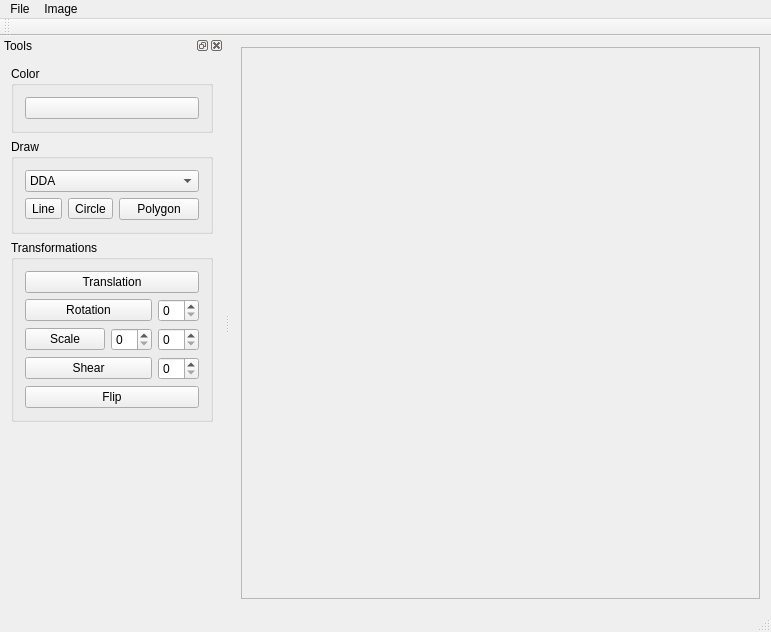
Before: the Qt Designer form src/ImageViewer.ui in Holikma/Computer_Graphics, drawn with Qt 5.
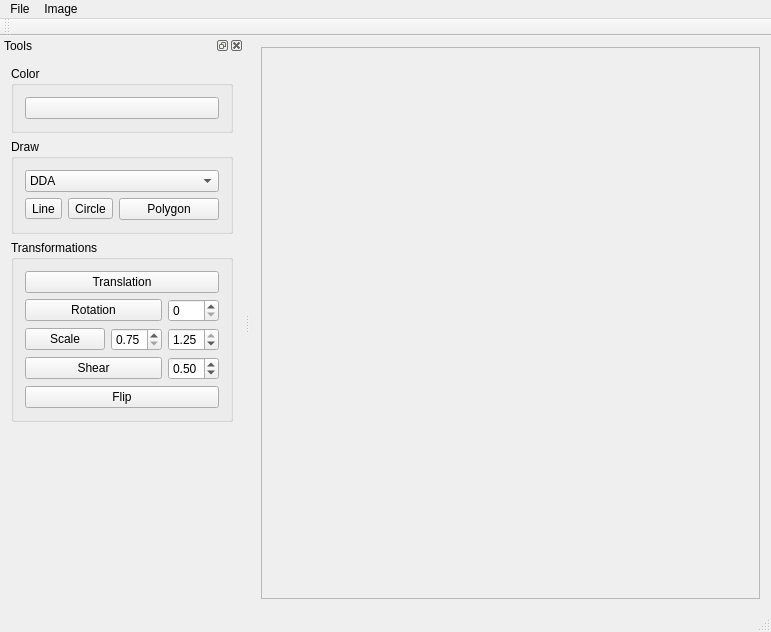
After: the same form once the commit is applied.

```diff
--- a/src/ImageViewer.ui
+++ b/src/ImageViewer.ui
@@ -37,7 +37,7 @@
         <rect>
          <x>0</x>
          <y>0</y>
-         <width>544</width>
+         <width>536</width>
          <height>557</height>
         </rect>
        </property>
@@ -201,15 +201,6 @@
           </property>
          </widget>
         </item>
-        <item row="5" column="2">
-         <widget class="QSpinBox" name="spinBox_4"/>
-        </item>
-        <item row="4" column="1">
-         <widget class="QSpinBox" name="spinBox_3"/>
-        </item>
-        <item row="4" column="2">
-         <widget class="QSpinBox" name="spinBox_2"/>
-        </item>
         <item row="2" column="2">
          <widget class="QSpinBox" name="spinBox"/>
         </item>
@@ -243,6 +234,57 @@
           </property>
          </widget>
         </item>
+        <item row="4" column="1">
+         <widget class="QDoubleSpinBox" name="doubleSpinBoxScaleX">
+          <property name="enabled">
+           <bool>true</bool>
+          </property>
+          <property name="minimum">
+           <double>0.750000000000000</double>
+          </property>
+          <property name="maximum">
+           <double>1.250000000000000</double>
+          </property>
+          <property name="singleStep">
+           <double>0.500000000000000</double>
+          </property>
+          <property name="value">
+           <double>0.750000000000000</double>
+          </property>
+         </widget>
+        </item>
+        <item row="4" column="2">
+         <widget class="QDoubleSpinBox" name="doubleSpinBoxScaleY">
+          <property name="enabled">
+           <bool>true</bool>
+          </property>
+          <property name="minimum">
+           <double>0.750000000000000</double>
+          </property>
+          <property name="maximum">
+           <double>1.250000000000000</double>
+          </property>
+          <property name="singleStep">
+           <double>0.500000000000000</double>
+          </property>
+          <property name="value">
+           <double>1.250000000000000</double>
+          </property>
+         </widget>
+        </item>
+        <item row="5" column="2">
+         <widget class="QDoubleSpinBox" name="doubleSpinBoxShearX">
+          <property name="maximum">
+           <double>1.000000000000000</double>
+          </property>
+          <property name="singleStep">
+           <double>0.100000000000000</double>
+          </property>
+          <property name="value">
+           <double>0.500000000000000</double>
+          </property>
+         </widget>
+        </item>
        </layout>
       </widget>
      </item>
```
Left out of the diff: 4 changed lines with no effect on the pictures.
